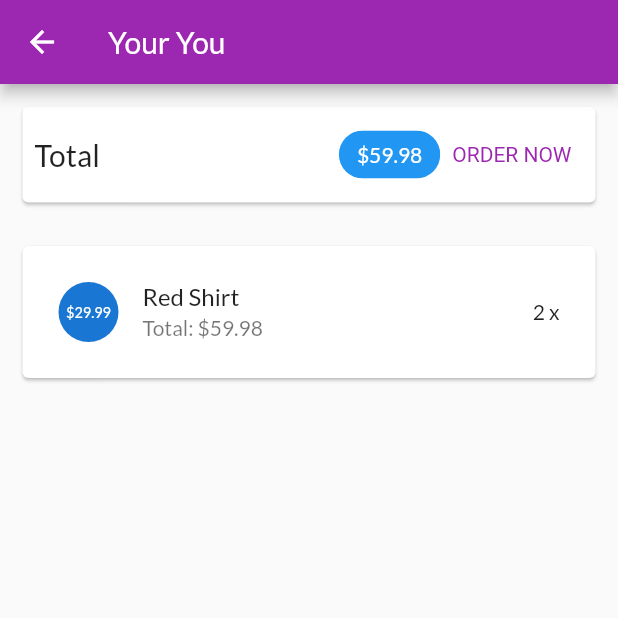
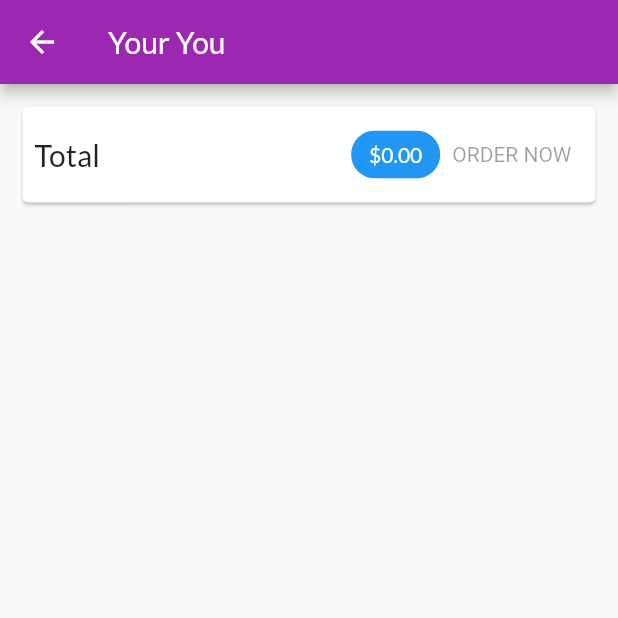
Before and after one commit to HoDucLuu/myshop, a Flutter app: the CartScreen screen opened by its route, after a tap on "ORDER NOW", on a phone screen of 412 x 824 dp, the top half of it. Run offline on Flutter 3.47's test engine with Material 2 defaults, Android fonts, the phone set to English and light mode, and no system bars; network calls fail.

Commit message:
Quan ly trang thai voi provider - ordersManager

```diff
--- a/lib/main.dart
+++ b/lib/main.dart
@@ -19,6 +19,9 @@ class MyApp extends StatelessWidget {
         ),
         ChangeNotifierProvider(
           create: (ctx) => CartManager(),
+        ),
+        ChangeNotifierProvider(
+          create: (ctx) => OrdersManager(),
         ),
       ],
       child: MaterialApp(
--- a/lib/ui/cart/cart_screen.dart
+++ b/lib/ui/cart/cart_screen.dart
@@ -1,4 +1,5 @@
 import 'package:flutter/material.dart';
+import 'package:myshop/ui/orders/order_manager.dart';
 import 'cart_item_cart.dart';
 import 'cart_manager.dart';
 import 'package:provider/provider.dart';
@@ -50,9 +51,13 @@ class CartScreen extends StatelessWidget {
               backgroundColor: Theme.of(context).primaryColor,
             ),
             TextButton(
-              onPressed: () {
-                print('An order has been added');
-              },
+              onPressed: cartManager.totalAmount <= 0
+                  ? null
+                  : () {
+                      context.read<OrdersManager>().addOrder(
+                          cartManager.products, cartManager.totalAmount);
+                      cartManager.clear();
+                    },
               style: TextButton.styleFrom(
                 textStyle: TextStyle(color: Theme.of(context).primaryColor),
               ),
--- a/lib/ui/orders/order_manager.dart
+++ b/lib/ui/orders/order_manager.dart
@@ -21,4 +21,16 @@ class OrdersManager with ChangeNotifier {
   List<OrderItem> get orders {
     return [..._orders];
   }
+
+  void addOrder(List<CartItem> cartProducts, double total) async {
+    _orders.insert(
+        0,
+        OrderItem(
+          id: 'o${DateTime.now().toIso8601String()}',
+          amount: total,
+          products: cartProducts,
+          dateTime: DateTime.now(),
+        ));
+    notifyListeners();
+  }
 }
--- a/lib/ui/orders/order_screen.dart
+++ b/lib/ui/orders/order_screen.dart
@@ -1,5 +1,6 @@
 import 'package:flutter/material.dart';
 import 'package:myshop/ui/shared/app_drawer.dart';
+import 'package:provider/provider.dart';
 import 'order_item_cart.dart';
 import 'order_manager.dart';
 
@@ -16,9 +17,13 @@ class OrderScreen extends StatelessWidget {
           title: const Text('Your Order'),
         ),
         drawer: const AppDrawer(),
-      body: ListView.builder(
+        body: Consumer<OrdersManager>(
+          builder: (ctx, ordersManager, child) {
+            return ListView.builder(
               itemCount: orderManager.orderCount,
-          itemBuilder: (ctx, i) => OrderItemCart(orderManager.orders[i])),
+              itemBuilder: (ctx, i) => OrderItemCart(orderManager.orders[i]),
             );
+          },
+        ));
   }
 }
```
Lines whose indentation alone changed are shown as unchanged.
